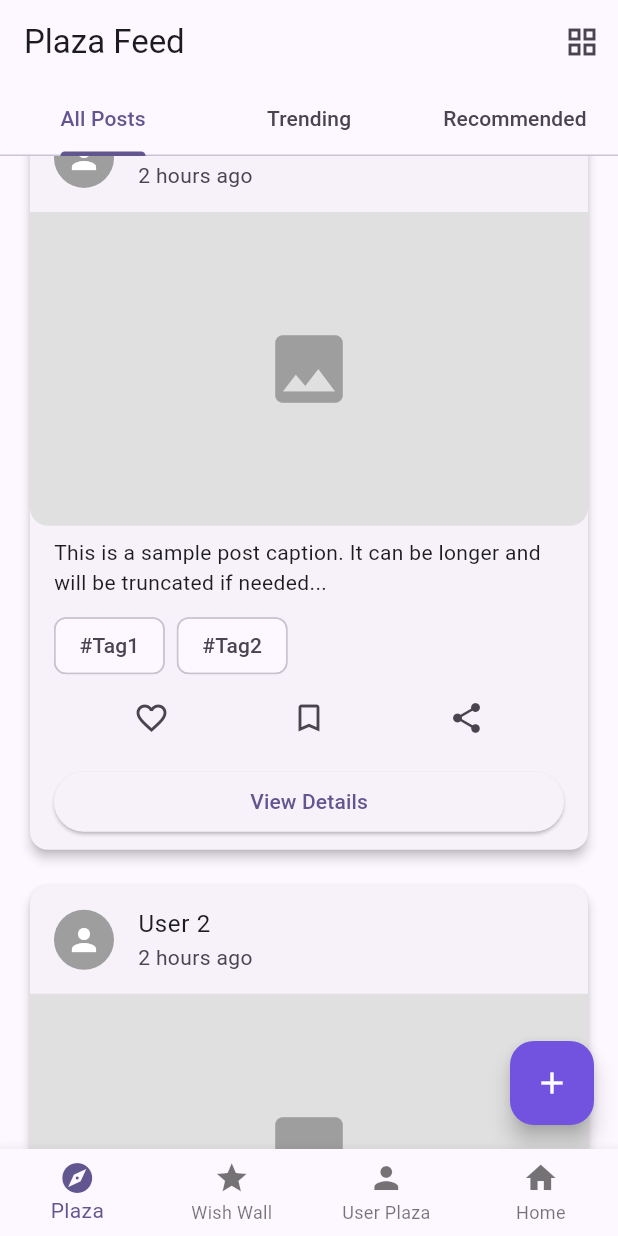
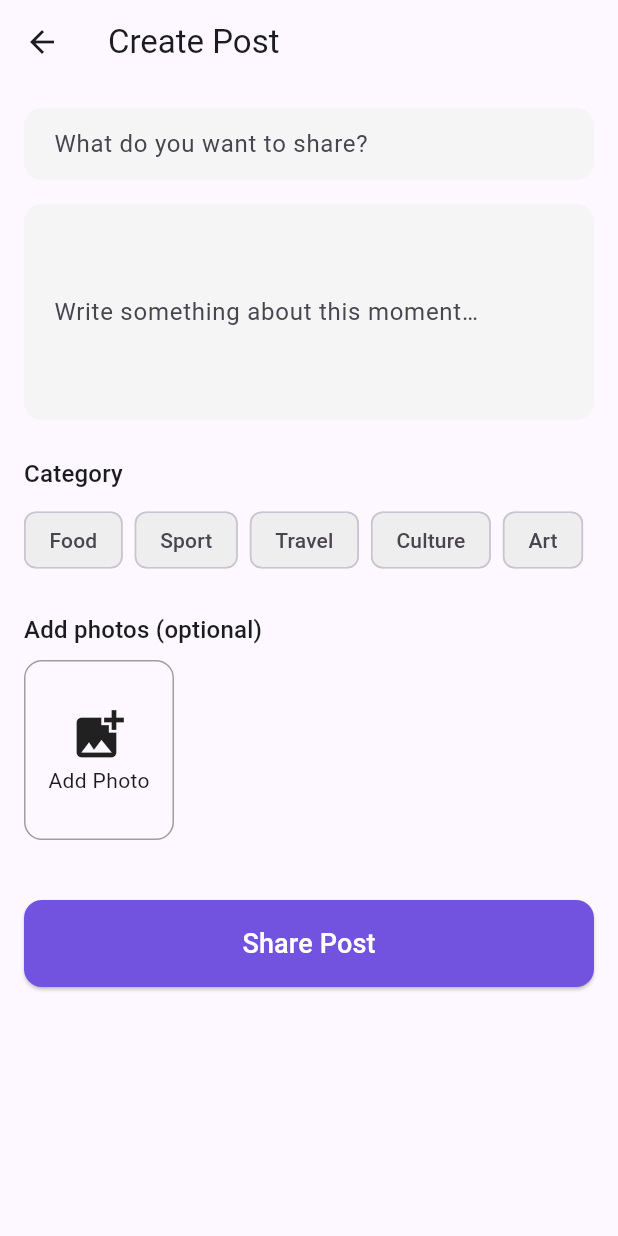
Before and after one commit to ZERO-0727/lucky_star_flutter, a Flutter app: the screen it shows after launch, scrolled down 576 dp, after a tap on the "add" icon, on a phone screen of 412 x 824 dp. Run offline on Flutter 3.47's test engine with Material 3 defaults, Android fonts, the phone set to English and light mode, and no system bars; our stand-ins replace flutter_dotenv, google_fonts.

Commit message:
✨ 小更新：新增 CreatePlazaPostPage 页面及跳转逻辑

```diff
--- /dev/null
+++ b/lib/create_plaza_post_page.dart
@@ -0,0 +1,217 @@
+import 'package:flutter/material.dart';
+
+class CreatePlazaPostPage extends StatefulWidget {
+  const CreatePlazaPostPage({super.key});
+
+  @override
+  State<CreatePlazaPostPage> createState() => _CreatePlazaPostPageState();
+}
+
+class _CreatePlazaPostPageState extends State<CreatePlazaPostPage> {
+  final _formKey = GlobalKey<FormState>();
+  final TextEditingController _titleController = TextEditingController();
+  final TextEditingController _contentController = TextEditingController();
+  final List<String> _categories = ['Food', 'Sport', 'Travel', 'Culture', 'Art'];
+  final Map<String, bool> _selectedCategories = {};
+  final List<String> _photos = [];
+
+  @override
+  void initState() {
+    super.initState();
+    for (var category in _categories) {
+      _selectedCategories[category] = false;
+    }
+  }
+
+  @override
+  void dispose() {
+    _titleController.dispose();
+    _contentController.dispose();
+    super.dispose();
+  }
+
+  void _addPhoto() {
+    // In a real app, this would open an image picker
+    setState(() {
+      _photos.add('placeholder');
+    });
+  }
+
+  void _submitForm() {
+    if (_formKey.currentState!.validate()) {
+      // Form is valid, process data
+      ScaffoldMessenger.of(context).showSnackBar(
+        const SnackBar(content: Text('Post published successfully!')),
+      );
+
+      // Navigate back to the feed
+      Navigator.pop(context);
+    }
+  }
+
+  @override
+  Widget build(BuildContext context) {
+    return Scaffold(
+      appBar: AppBar(
+        title: const Text('Create Post'),
+        leading: IconButton(
+          icon: const Icon(Icons.arrow_back),
+          onPressed: () => Navigator.pop(context),
+        ),
+      ),
+      body: SingleChildScrollView(
+        padding: const EdgeInsets.all(16.0),
+        child: Form(
+          key: _formKey,
+          child: Column(
+            crossAxisAlignment: CrossAxisAlignment.start,
+            children: [
+              // Title Field
+              TextFormField(
+                controller: _titleController,
+                decoration: _inputDecoration('What do you want to share?'),
+                validator: (value) {
+                  if (value == null || value.isEmpty) {
+                    return 'Please enter a title';
+                  }
+                  return null;
+                },
+              ),
+              const SizedBox(height: 16),
+
+              // Content Field
+              TextFormField(
+                controller: _contentController,
+                maxLines: 5,
+                decoration: _inputDecoration('Write something about this moment…'),
+                validator: (value) {
+                  if (value == null || value.isEmpty) {
+                    return 'Please enter some content';
+                  }
+                  return null;
+                },
+              ),
+              const SizedBox(height: 24),
+
+              // Categories
+              Text('Category', style: Theme.of(context).textTheme.titleMedium),
+              const SizedBox(height: 8),
+              Wrap(
+                spacing: 8,
+                children: _categories.map((category) {
+                  return FilterChip(
+                    label: Text(category),
+                    selected: _selectedCategories[category] ?? false,
+                    onSelected: (selected) {
+                      setState(() {
+                        _selectedCategories[category] = selected;
+                      });
+                    },
+                    backgroundColor: Colors.grey[200],
+                    selectedColor: const Color(0xFF7153DF).withAlpha(51),
+                    checkmarkColor: const Color(0xFF7153DF),
+                  );
+                }).toList(),
+              ),
+              const SizedBox(height: 24),
+
+              // Photo Upload
+              Text('Add photos (optional)', style: Theme.of(context).textTheme.titleMedium),
+              const SizedBox(height: 8),
+              SizedBox(
+                height: 120,
+                child: ListView.builder(
+                  scrollDirection: Axis.horizontal,
+                  itemCount: _photos.length + 1,
+                  itemBuilder: (context, index) {
+                    if (index == _photos.length) {
+                      return InkWell(
+                        onTap: _addPhoto,
+                        child: Container(
+                          width: 100,
+                          margin: const EdgeInsets.only(right: 8),
+                          decoration: BoxDecoration(
+                            border: Border.all(color: Colors.grey),
+                            borderRadius: BorderRadius.circular(12.0),
+                          ),
+                          child: const Column(
+                            mainAxisAlignment: MainAxisAlignment.center,
+                            children: [
+                              Icon(Icons.add_photo_alternate, size: 40),
+                              Text('Add Photo'),
+                            ],
+                          ),
+                        ),
+                      );
+                    }
+                    return Container(
+                      width: 100,
+                      margin: const EdgeInsets.only(right: 8),
+                      decoration: BoxDecoration(
+                        borderRadius: BorderRadius.circular(12.0),
+                        color: Colors.grey[300],
+                      ),
+                      child: Stack(
+                        children: [
+                          const Center(
+                            child: Icon(Icons.image, size: 40, color: Colors.white),
+                          ),
+                          Positioned(
+                            right: 0,
+                            top: 0,
+                            child: IconButton(
+                              icon: const Icon(Icons.close, color: Colors.white),
+                              onPressed: () {
+                                setState(() {
+                                  _photos.removeAt(index);
+                                });
+                              },
+                            ),
+                          ),
+                        ],
+                      ),
+                    );
+                  },
+                ),
+              ),
+              const SizedBox(height: 40),
+
+              // Submit Button
+              SizedBox(
+                width: double.infinity,
+                child: ElevatedButton(
+                  onPressed: _submitForm,
+                  style: ElevatedButton.styleFrom(
+                    backgroundColor: const Color(0xFF7153DF),
+                    foregroundColor: Colors.white,
+                    padding: const EdgeInsets.symmetric(vertical: 16),
+                    shape: RoundedRectangleBorder(
+                      borderRadius: BorderRadius.circular(12.0),
+                    ),
+                  ),
+                  child: const Text(
+                    'Share Post',
+                    style: TextStyle(fontSize: 18),
+                  ),
+                ),
+              ),
+            ],
+          ),
+        ),
+      ),
+    );
+  }
+
+  InputDecoration _inputDecoration(String label) {
+    return InputDecoration(
+      labelText: label,
+      filled: true,
+      fillColor: Colors.grey[100],
+      border: OutlineInputBorder(
+        borderRadius: BorderRadius.circular(12),
+        borderSide: BorderSide.none,
+      ),
+      contentPadding: const EdgeInsets.symmetric(horizontal: 16, vertical: 12),
+    );
+  }
+}
--- a/lib/edit_profile_screen.dart
+++ b/lib/edit_profile_screen.dart
@@ -1,7 +1,7 @@
 import 'package:flutter/material.dart';
 
 class EditProfileScreen extends StatefulWidget {
-  const EditProfileScreen({Key? key}) : super(key: key);
+  const EditProfileScreen({super.key});
 
   @override
   _EditProfileScreenState createState() => _EditProfileScreenState();
--- a/lib/home_screen.dart
+++ b/lib/home_screen.dart
@@ -1,5 +1,4 @@
 import 'package:flutter/material.dart';
-import 'package:flutter_dotenv/flutter_dotenv.dart';
 import 'package:google_fonts/google_fonts.dart';
 
 class HomeScreen extends StatefulWidget {
--- a/lib/plaza_feed_screen.dart
+++ b/lib/plaza_feed_screen.dart
@@ -1,5 +1,6 @@
 import 'package:flutter/material.dart';
 import 'plaza_post_detail_screen.dart';
+import 'create_plaza_post_page.dart';
 
 class PlazaFeedScreen extends StatefulWidget {
   const PlazaFeedScreen({super.key});
@@ -44,7 +45,12 @@ class _PlazaFeedScreenState extends State<PlazaFeedScreen>
         ),
       ),
       floatingActionButton: FloatingActionButton(
-        onPressed: () {},
+        onPressed: () {
+          Navigator.push(
+            context,
+            MaterialPageRoute(builder: (context) => const CreatePlazaPostPage()),
+          );
+        },
         backgroundColor: const Color(0xFF7153DF),
         child: const Icon(Icons.add, color: Colors.white),
       ),
--- a/lib/plaza_post_detail_screen.dart
+++ b/lib/plaza_post_detail_screen.dart
@@ -9,14 +9,14 @@ class PlazaPostDetailScreen extends StatefulWidget {
   final List<String> comments;
 
   const PlazaPostDetailScreen({
-    Key? key,
+    super.key,
     this.title = 'Post Details',
     this.displayName = 'Anonymous',
     this.timestamp = 'Just now',
     this.description = 'No description provided',
     this.categories = const [],
     this.comments = const [],
-  }) : super(key: key);
+  });
 
   @override
   _PlazaPostDetailScreenState createState() => _PlazaPostDetailScreenState();
@@ -189,7 +189,7 @@ class _PlazaPostDetailScreenState extends State<PlazaPostDetailScreen> {
                         onPressed: () {},
                       ),
                     );
-                  }).toList(),
+                  }),
                   const SizedBox(height: 80), // Spacer for fixed input
                 ],
               ),
--- a/lib/post_experience_screen.dart
+++ b/lib/post_experience_screen.dart
@@ -1,5 +1,4 @@
 import 'package:flutter/material.dart';
-import 'package:flutter/services.dart';
 import 'package:intl/intl.dart';
 
 class PostExperienceScreen extends StatefulWidget {
```
Also changed, not shown: lib/my_page.dart (+54 -90 lines), lib/widgets/avatar_placeholder.dart (added, +33 -0 lines).
